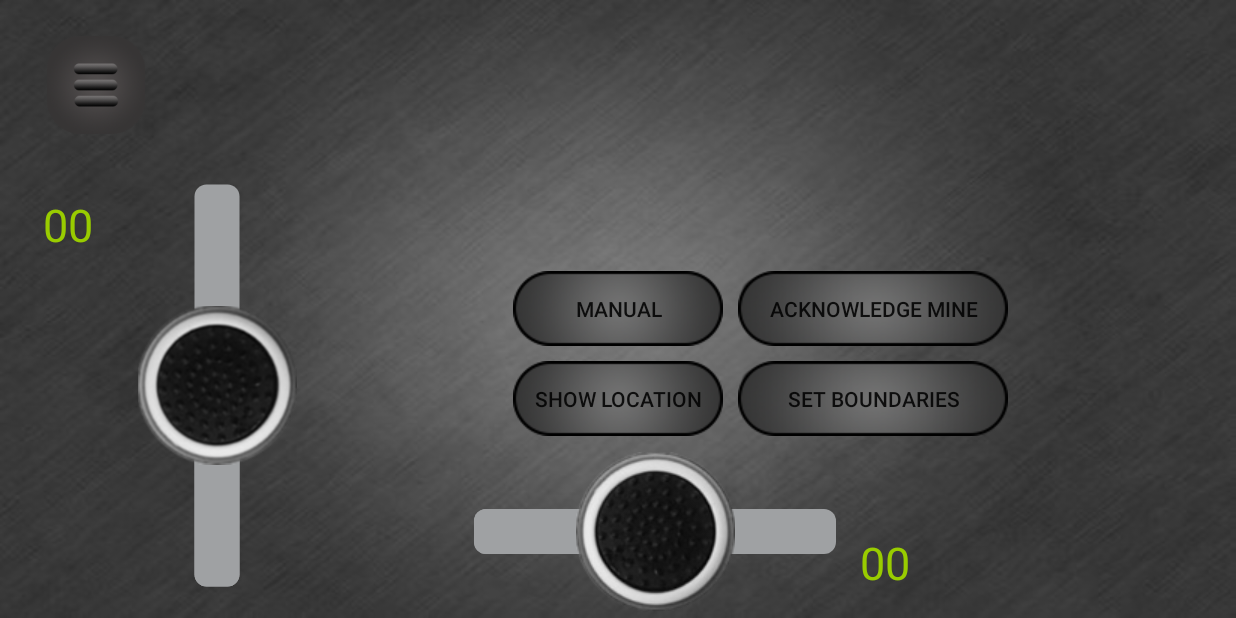
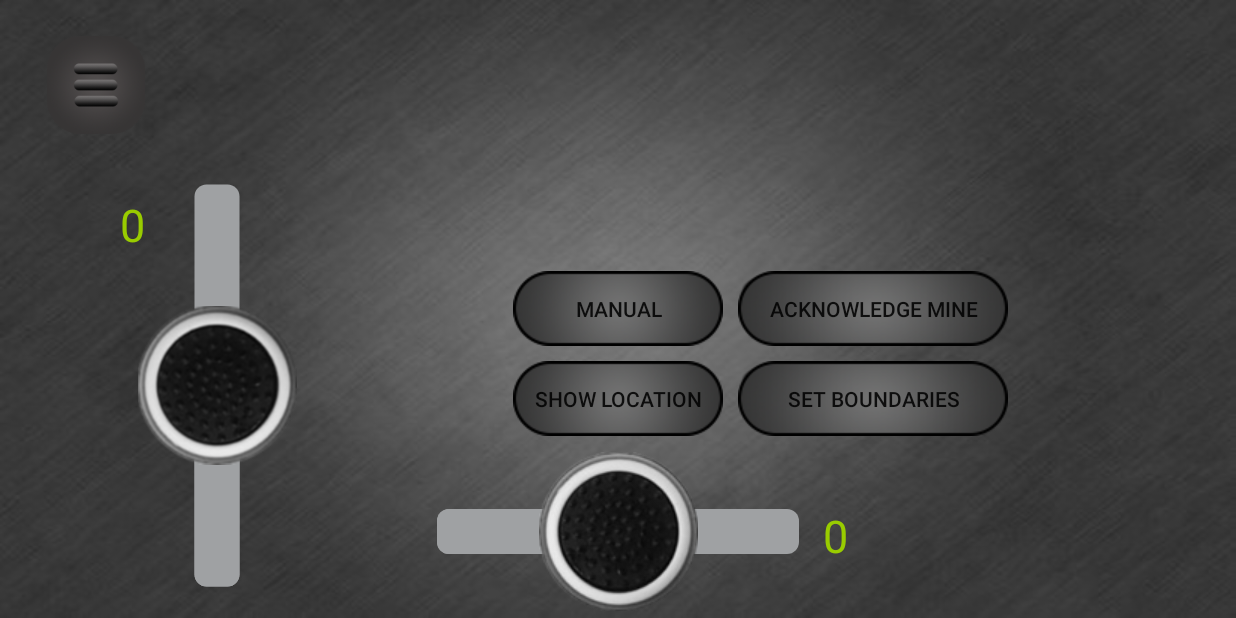
Before and after one commit to DIT112-V19/group-02, an Android app: the MainActivity screen opened directly, with no data from a screen before it, on a phone screen of 824 x 412 dp (held sideways). Run offline under Robolectric (Android 15) with nearby library versions, the phone set to English and light mode, and no system bars; 6 statements that could not run were skipped.

Commit message:
menu and ui

```diff
--- a/android_app/app/src/main/java/org/miniproject/safesweeper/MainActivity.java
+++ b/android_app/app/src/main/java/org/miniproject/safesweeper/MainActivity.java
@@ -82,6 +82,7 @@ public class MainActivity extends AppCompatActivity implements PopupMenu.OnMenuI
 
         macAddress = getIntent().getStringExtra("MAC");
 
+        textView1 = (TextView) findViewById(R.id.textview);
         throttleBar = (SeekBar) findViewById(R.id.throttleBar);
         steeringBar = (SeekBar) findViewById(R.id.steeringBar);
         throttleText = (TextView) findViewById(R.id.throttleText);
@@ -357,7 +358,7 @@ public class MainActivity extends AppCompatActivity implements PopupMenu.OnMenuI
             @Override
             public void run() {
                 locationText.setText("");   //in case a coordinate was displaying, to clear it
-                connectionTextView.setText("MINE DETECTED!");
+                connectionTextView.setText("MINE DETECTED!   ");
             }
         });
     }
@@ -376,7 +377,7 @@ public class MainActivity extends AppCompatActivity implements PopupMenu.OnMenuI
     public String extractLocation(String locationStr) {
         String firstText = locationStr.substring(0, locationStr.indexOf(LAT_LNG_SEPARATOR));
         String secondText = locationStr.substring(locationStr.indexOf(LAT_LNG_SEPARATOR) + 1);
-        String result = "\n" + "             Mine Location       " + "\n";   //not to conflict when shown together with 'detected' text
+        String result = "\n" + "\n" + "             Mine Location   " + "\n";   //not to conflict when shown together with 'detected' text
 
         firstText = convertLocation(firstText);
         secondText = convertLocation(secondText);
--- a/android_app/app/src/main/res/layout/activity_main.xml
+++ b/android_app/app/src/main/res/layout/activity_main.xml
@@ -34,7 +34,7 @@
         android:layout_width="273dp"
         android:layout_height="115dp"
         android:layout_alignParentBottom="true"
-        android:layout_marginStart="300dp"
+        android:layout_marginStart="275dp"
         android:max="100"
         android:maxWidth="50dp"
         android:progress="50"
@@ -97,22 +97,22 @@
 
     <TextView
         android:id="@+id/throttleText"
-        android:layout_width="68dp"
-        android:layout_height="74dp"
+        android:layout_width="wrap_content"
+        android:layout_height="wrap_content"
         android:layout_below="@id/menuBtn"
         android:layout_alignRight="@id/menuBtn"
         android:layout_marginTop="40dp"
-        android:text="00"
+        android:text="0"
         android:textColor="@android:color/holo_green_light"
         android:textSize="30sp" />
 
     <TextView
         android:id="@+id/steeringText"
-        android:layout_width="69dp"
-        android:layout_height="57dp"
+        android:layout_width="wrap_content"
+        android:layout_height="75dp"
         android:layout_alignParentBottom="true"
         android:layout_toEndOf="@id/steeringBar"
-        android:text="00"
+        android:text="0"
         android:textColor="@android:color/holo_green_light"
         android:textSize="30sp" />
 
@@ -129,7 +129,7 @@
         android:text="text"
         android:textAlignment="center"
         android:textColor="#FFC107"
-        android:textSize="25sp" />
+        android:textSize="22sp" />
 
     <TextView
         android:id="@+id/locationText"
@@ -138,6 +138,6 @@
         android:layout_alignParentTop="true"
         android:layout_alignParentRight="true"
         android:textColor="#0589C9"
-        android:textSize="25sp" />
+        android:textSize="20sp" />
 
 </RelativeLayout>
```
Also changed, not shown: android_app/app/src/main/res/layout/activity_bluetooth.xml (+9 -4 lines), android_app/app/src/main/res/drawable/listselect.png (added).
